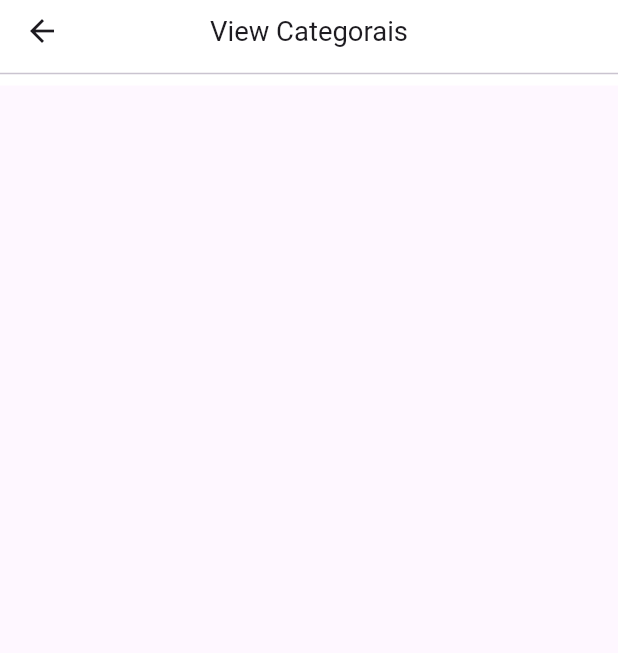
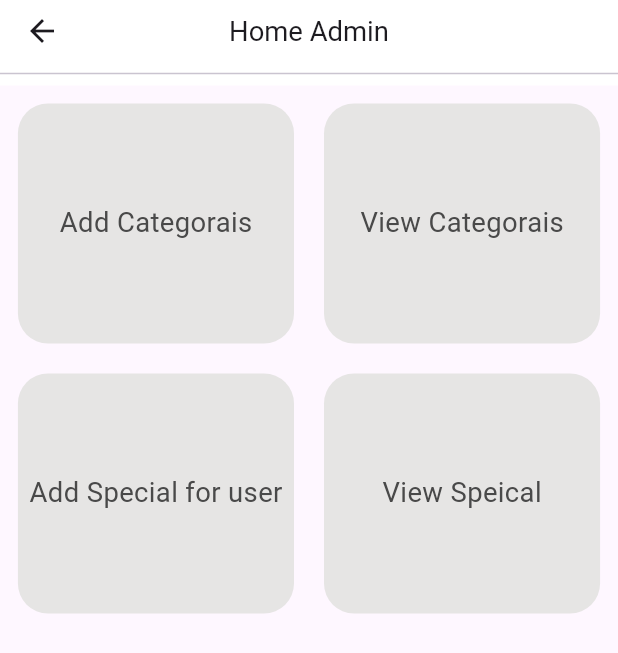
Before and after one commit to Yassen-matar/e-ecommerce, a Flutter app: the screen it shows after launch, after a tap on the "add business" icon, on a phone screen of 412 x 824 dp. Shown: the top 653 px of the screen. Run offline on Flutter 3.47's test engine with Material 3 defaults, Android fonts, the phone set to English and light mode, and no system bars; our stand-ins replace bloc, cloud_firestore, dartz, dots_indicator, equatable, firebase_auth and 7 more; missing offline and left inert: firebase_app_check; accounts and stored records are empty.

Commit message:
done home Adim

```diff
--- a/lib/core/constant/app_color.dart
+++ b/lib/core/constant/app_color.dart
@@ -5,6 +5,7 @@ class AppColor {
   static const kPrimarysecandColor = Color.fromARGB(255, 230, 192, 248);
   static const kPrimaryTextColor = Color.fromARGB(255, 170, 78, 231);
   static const kPrimaryLightColor = Color(0xFFFFECDF);
+  static const kGreyColor = Color.fromARGB(255, 230, 229, 228);
   static const kPrimaryGradientColor = LinearGradient(
     begin: Alignment.topLeft,
     end: Alignment.bottomRight,
--- a/lib/core/constant/style.dart
+++ b/lib/core/constant/style.dart
@@ -4,7 +4,12 @@ import 'package:flutter_screenutil/flutter_screenutil.dart';
 class TextStyles {
   static TextStyle fontGrey16Normal = TextStyle(
     fontSize: 16.sp,
-    fontWeight:FontWeight.normal ,
+    fontWeight: FontWeight.normal,
     color: Colors.grey,
   );
+  static TextStyle fontDarkGrey16Normal = TextStyle(
+    fontSize: 16.sp,
+    fontWeight: FontWeight.normal,
+    color: const Color.fromARGB(255, 73, 73, 73),
+  );
 }
--- a/lib/core/routing/app_routes.dart
+++ b/lib/core/routing/app_routes.dart
@@ -1,6 +1,7 @@
 import 'package:flutter/material.dart';
 import 'package:untitled/core/routing/routes.dart';
 import 'package:untitled/features/admin/categorias/view/categorias.dart';
+import 'package:untitled/features/admin/home/view/home_admin.dart';
 import 'package:untitled/features/admin/view_categorais/view/view_categorais.dart';
 import 'package:untitled/features/auth/sign_in/view/sign_in/sign_in.dart';
 import 'package:untitled/features/auth/sign_up/view/sign_up.dart';
@@ -38,9 +39,14 @@ class AppRouter {
           builder: (_) => const HomeScreen(),
         );
       /////////////////
-         case AppRoute.viewCategorias:
+      case AppRoute.viewCategorias:
         return MaterialPageRoute(
-          builder: (_) =>  const ViewCategorais(),
+          builder: (_) => const ViewCategorais(),
+        );
+      /////////////////
+      case AppRoute.homeAdmin:
+        return MaterialPageRoute(
+          builder: (_) => const HomeAdmin(),
         );
       /////////////////
       default:
--- a/lib/core/routing/routes.dart
+++ b/lib/core/routing/routes.dart
@@ -4,6 +4,7 @@ class AppRoute {
   static const String signUp = "/signUp";
   static const String categorias = "/categorias";
   static const String viewCategorias = "/viewCategorias";
+  static const String homeAdmin = "/homeAdmin";
 
 
 }
--- /dev/null
+++ b/lib/features/admin/home/view/home_admin.dart
@@ -0,0 +1,44 @@
+import 'package:flutter/material.dart';
+import 'package:flutter_screenutil/flutter_screenutil.dart';
+import 'package:untitled/core/constant/app_color.dart';
+import 'package:untitled/core/constant/style.dart';
+import 'package:untitled/features/auth/sign_in/view/sign_in/widget/app_bar.dart';
+
+class HomeAdmin extends StatelessWidget {
+  const HomeAdmin({super.key});
+
+  @override
+  Widget build(BuildContext context) {
+    return Scaffold(
+        appBar: appBarSignUp("Home Admin"),
+        body: GridView(
+          physics: const BouncingScrollPhysics(),
+          padding: EdgeInsets.all(10.h),
+          gridDelegate: const SliverGridDelegateWithFixedCrossAxisCount(
+              crossAxisCount: 2,
+              crossAxisSpacing: 20,
+              mainAxisSpacing: 20,
+              mainAxisExtent: 160),
+          children: [
+            titleSection("Add Categorais"),
+            titleSection("View Categorais"),
+            titleSection("Add Special for user"),
+            titleSection("View Speical")
+          ],
+        ));
+  }
+
+  Container titleSection(String titlt) {
+    return Container(
+        alignment: Alignment.center,
+        decoration: BoxDecoration(
+            color: AppColor.kGreyColor,
+            borderRadius: BorderRadius.circular(20)),
+        child: Text(
+          maxLines: 1,
+          overflow: TextOverflow.ellipsis,
+          titlt,
+          style: TextStyles.fontDarkGrey16Normal,
+        ));
+  }
+}
--- a/lib/features/widget/coustom_bottom_nav_bar.dart
+++ b/lib/features/widget/coustom_bottom_nav_bar.dart
@@ -79,12 +79,12 @@ class CustomBottomNavBar extends StatelessWidget {
                       : inActiveIconColor,
                   onPressed: () {
                     MenuState.categorias;
-
-                    context.pushNamed(
-                      AppRoute.viewCategorias,
-                    );
-                    BlocProvider.of<ViewCategoraisBloc>(context)
-                        .add(GetCategorais());
+                    context.pushNamed(AppRoute.homeAdmin);
+                    // context.pushNamed(
+                    //   AppRoute.viewCategorias,
+                    // );
+                    // BlocProvider.of<ViewCategoraisBloc>(context)
+                    //     .add(GetCategorais());
                   }),
             ],
           )),
```
